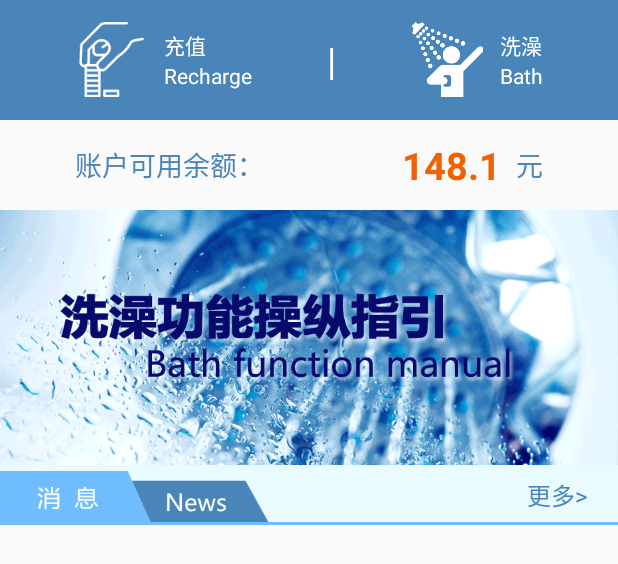
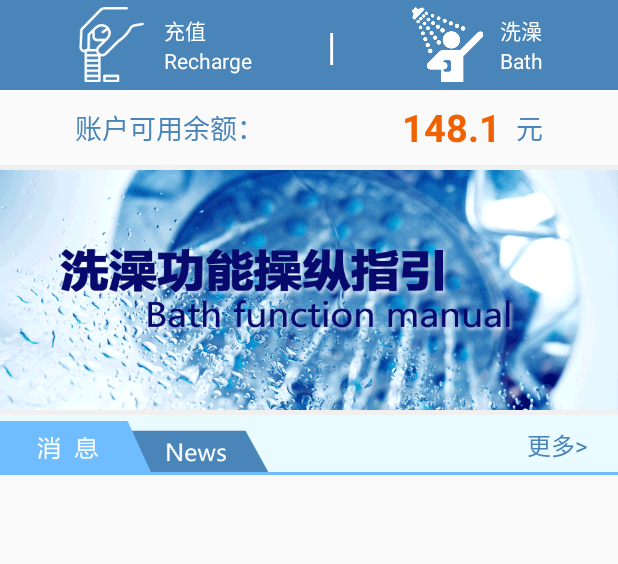
Before and after one commit to kotnekai/ZhiDeProject, an Android app: the layout fragment_home.xml on its own in the app's theme, with its tools: preview values and no code run, on a phone screen of 412 x 824 dp. Shown: the top 564 px of the screen. Run offline under Robolectric (Android 15) with nearby library versions, the phone set to English and light mode, and no system bars.

Commit message:
首页tab

```diff
--- a/app/src/main/res/layout/fragment_home.xml
+++ b/app/src/main/res/layout/fragment_home.xml
@@ -1,12 +1,13 @@
 <?xml version="1.0" encoding="utf-8"?>
 <LinearLayout xmlns:android="http://schemas.android.com/apk/res/android"
-    android:layout_width="match_parent" android:orientation="vertical"
-    android:layout_height="match_parent">
+    android:layout_width="match_parent"
+    android:layout_height="match_parent"
+    android:orientation="vertical">
 
     <LinearLayout
         android:id="@+id/llMainControl"
         android:layout_width="match_parent"
-        android:layout_height="80dp"
+        android:layout_height="60dp"
         android:background="@color/main_blue_color"
         android:gravity="center_vertical"
         android:orientation="horizontal">
@@ -94,7 +95,7 @@
     <RelativeLayout
         android:id="@+id/rlMoney"
         android:layout_width="match_parent"
-        android:layout_height="60dp"
+        android:layout_height="50dp"
         android:gravity="center_vertical">
 
         <TextView
@@ -135,11 +136,20 @@
         </LinearLayout>
     </RelativeLayout>
 
-    <ImageView
-        android:id="@+id/ivGuide"
+    <RelativeLayout
         android:layout_width="match_parent"
-        android:layout_height="170dp"
-        android:background="@mipmap/guide" />
+        android:layout_height="wrap_content"
+        android:background="@color/normal_white_bg_color">
+
+        <ImageView
+            android:id="@+id/ivGuide"
+            android:layout_width="match_parent"
+            android:layout_height="160dp"
+            android:layout_marginBottom="3dp"
+            android:layout_marginTop="3dp"
+            android:background="@mipmap/guide" />
+    </RelativeLayout>
+
 
     <LinearLayout
         android:id="@+id/llNew"
@@ -153,9 +163,11 @@
             android:background="@color/main_blue_light_color">
 
             <ImageView
-                android:layout_width="180dp" android:layout_alignParentBottom="true"
+                android:layout_width="180dp"
                 android:layout_height="36dp"
+                android:layout_alignParentBottom="true"
                 android:background="@mipmap/news" />
+
             <TextView
                 android:layout_width="wrap_content"
                 android:layout_height="match_parent"
@@ -163,8 +175,8 @@
                 android:layout_marginRight="20dp"
                 android:gravity="center_vertical"
                 android:text="@string/more"
-                android:textSize="16dp"
-                android:textColor="@color/main_blue_color" />
+                android:textColor="@color/main_blue_color"
+                android:textSize="16dp" />
 
             <View
                 android:layout_width="match_parent"
--- a/app/src/main/res/values/colors.xml
+++ b/app/src/main/res/values/colors.xml
@@ -19,6 +19,9 @@
     <color name="normal_text_money_blue_color">#4a86ba</color>
     <color name="light_text_blue_color">#6fbdff</color>
     <color name="dark_text_blue_color">#4985b9</color>
+
+    <color name="normal_white_bg_color">#F0F0F0</color>
+
 
 
     <color name="white">#FFFFFF</color>
```
Also changed, not shown: app/src/main/java/com/zhide/app/view/activity/MainActivity.java (+30 -13 lines), app/src/main/res/layout/activity_main.xml (+16 -18 lines).
